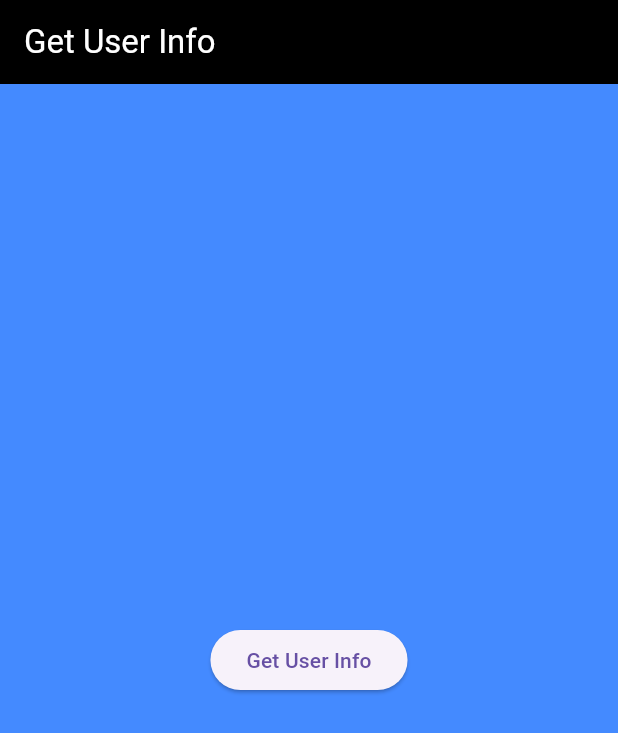
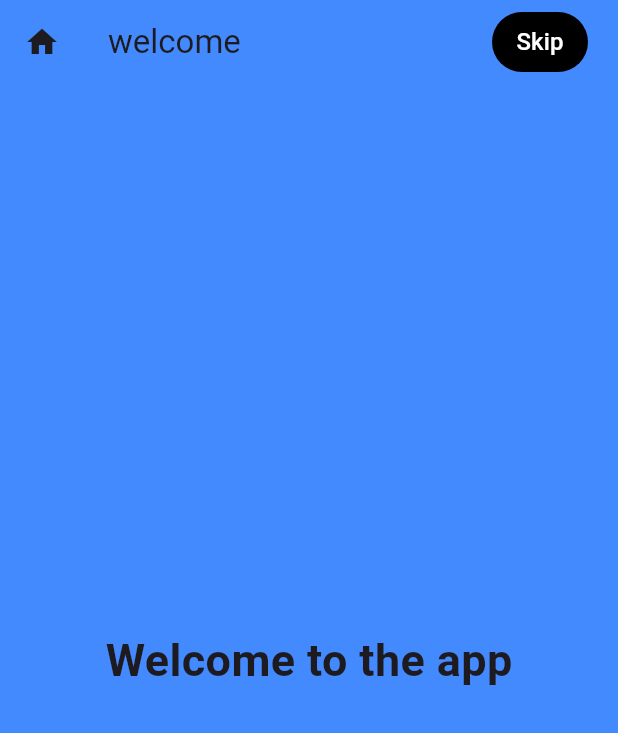
Before and after one commit to dilmurood/HW4, a Flutter app: the screen it shows after launch, on a phone screen of 412 x 824 dp. Shown: the top 733 px of the screen. Run offline on Flutter 3.47's test engine with Material 3 defaults, Android fonts, the phone set to English and light mode, and no system bars; our stand-ins replace shared_preferences; missing offline and left inert: dart:html.

Commit message:
done some work

```diff
--- a/lib/main.dart
+++ b/lib/main.dart
@@ -1,20 +1,34 @@
 import 'package:flutter/material.dart';
+import 'package:hw4/DisplayUserInfo.dart';
 import 'package:hw4/GetUserInfo.dart';
+import 'package:hw4/onBoard.dart';
+import 'package:shared_preferences/shared_preferences.dart';
 
-void main() {
-  runApp(MyApp());
+int? isViewed;
+void main() async {
+  SharedPreferences pref = await SharedPreferences.getInstance();
+  isViewed = pref.getInt('OnBoard');
+
+  runApp(const MyApp());
 }
 
 class MyApp extends StatelessWidget {
+  const MyApp({super.key});
 
   @override
   Widget build(BuildContext context) {
     return MaterialApp(
+      debugShowCheckedModeBanner: false,
       title: 'Flutter Demo',
       theme: ThemeData(
         primarySwatch: Colors.blue,
       ),
-      home: GetUserInfo(),
+      home:isViewed != 0 ? const onBoard() :const GetUserInfo(),
+      initialRoute: '/',
+      routes: {
+        '/GetUserInfo': (context) => const GetUserInfo(),
+        '/DisplayUserInfo': (context) => const DisplayUserInfo(),
+      },
     );
   }
 }
--- /dev/null
+++ b/lib/onBoard.dart
@@ -0,0 +1,65 @@
+// ignore_for_file: prefer_const_constructors
+
+import 'package:flutter/material.dart';
+import 'package:shared_preferences/shared_preferences.dart';
+
+// ignore: camel_case_types
+class onBoard extends StatefulWidget {
+  const onBoard({super.key});
+
+  @override
+  // ignore: library_private_types_in_public_api
+  _onBoardState createState() {
+    return _onBoardState();
+  }
+}
+
+// ignore: camel_case_types
+class _onBoardState extends State<onBoard> {
+  _storeOnBoardInfo() async {
+    int isViewed = 0;
+    SharedPreferences prefs = await SharedPreferences.getInstance();
+    await prefs.setInt('onBoard', isViewed);
+  }
+
+  @override
+  Widget build(BuildContext context) {
+    return Scaffold(
+        backgroundColor: Colors.blueAccent,
+        appBar: AppBar(
+          leading: Icon(Icons.home),
+          title: const Text('welcome'),
+          backgroundColor: Colors.blueAccent,
+          actions: [
+            TextButton(
+              onPressed: () {
+                _storeOnBoardInfo();
+                Navigator.pushNamed(context, '/GetUserInfo');
+              },
+              style: ButtonStyle(
+                backgroundColor: MaterialStateProperty.all(Colors.black),
+              ),
+              child: Text(
+                'Skip',
+                style: TextStyle(color: Colors.white, fontSize: 16),
+              ),
+            ),
+            SizedBox(
+              width: 20,
+            )
+          ],
+        ),
+        body: Center(
+            child: Column(
+                mainAxisAlignment: MainAxisAlignment.center,
+                children: const <Widget>[
+              Text(
+                'Welcome to the app',
+                style: TextStyle(
+                  fontSize: 30,
+                  fontWeight: FontWeight.bold,
+                ),
+              ),
+            ])));
+  }
+}
--- a/pubspec.yaml
+++ b/pubspec.yaml
@@ -15,6 +15,8 @@ dependencies:
   provider: ^6.0.3
   http: ^1.1.0
 
+  shared_preferences: ^2.2.2
+
 dev_dependencies:
   flutter_test:
     sdk: flutter
```
Also changed, not shown: lib/GetUserInfo.dart (+95 -14 lines), pubspec.lock, 4 other files.
